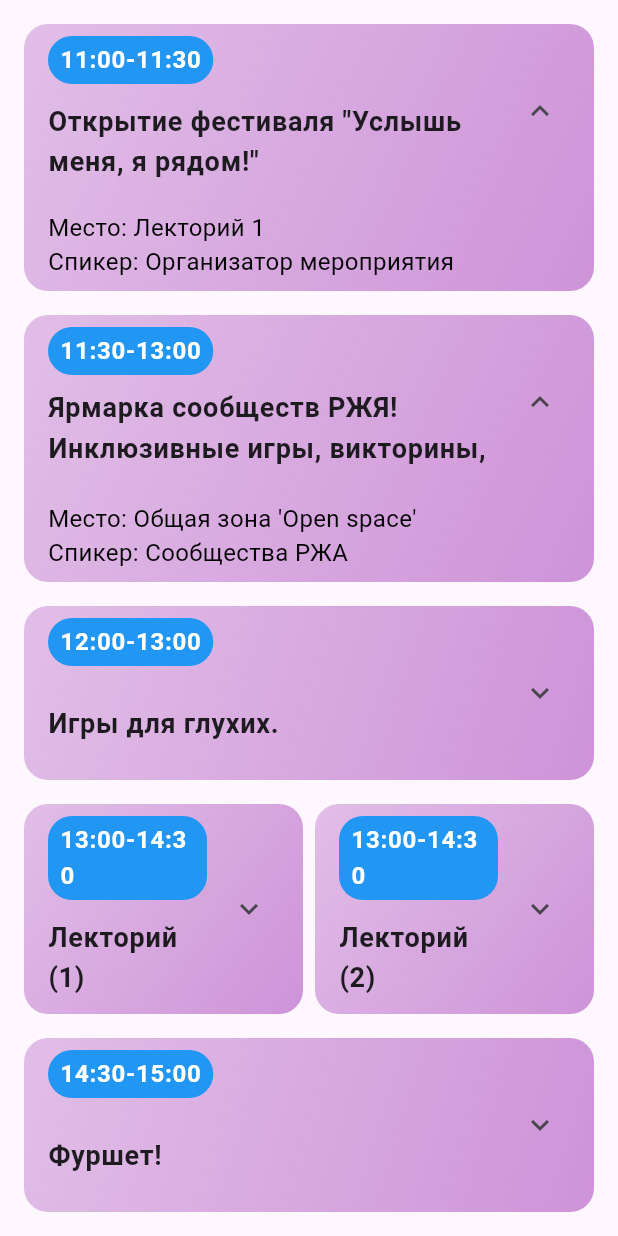
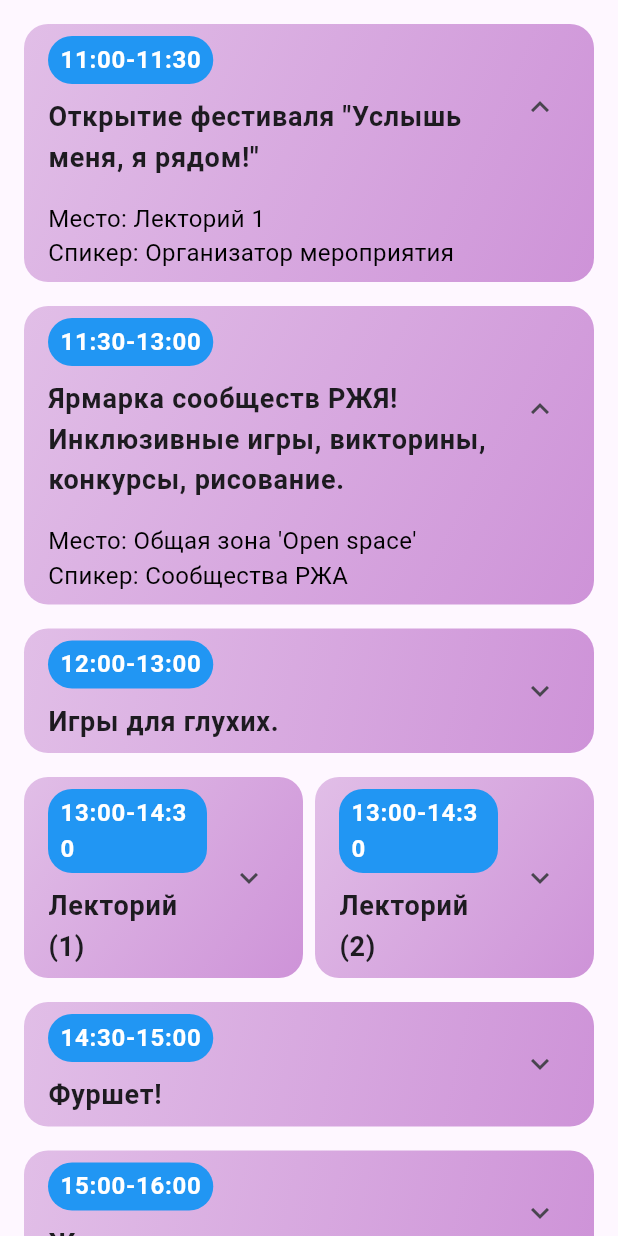
Before and after one commit to Gidrex/education-app, a Flutter app: the SchedulePage screen opened directly, after a tap on "11:00-11:30", after a tap on "11:30-13:00", on a phone screen of 412 x 824 dp. Run offline on Flutter 3.47's test engine with Material 3 defaults, Android fonts, the light colour scheme and no system bars; our stand-ins replace salomon_bottom_bar, webview_flutter.

Commit message:
fix strapping

```diff
--- a/lib/pages/schedule.dart
+++ b/lib/pages/schedule.dart
@@ -1,4 +1,3 @@
-
 import 'package:flutter/material.dart';
 
 class SchedulePage extends StatelessWidget {
@@ -110,6 +109,7 @@ class _ScheduleItemState extends State<ScheduleItem> {
           borderRadius: BorderRadius.circular(16.0),
         ),
         child: Column(
+          crossAxisAlignment: CrossAxisAlignment.start,
           children: [
             ListTile(
               title: Column(
@@ -130,17 +130,15 @@ class _ScheduleItemState extends State<ScheduleItem> {
                     ),
                   ),
                   SizedBox(height: 8.0),
-                  Container(
-                    height: 60.0,
-                    child: Align(
-                      alignment: Alignment.centerLeft,
+                  // Wrap the title text with Expanded or Flexible
+                  Flexible(
                     child: Text(
                       widget.title,
                       style: TextStyle(
                         fontSize: 18.0,
                         fontWeight: FontWeight.bold,
                       ),
-                      ),
+                      overflow: TextOverflow.visible, // Ensure the text is fully visible
                     ),
                   ),
                 ],
@@ -150,17 +148,13 @@ class _ScheduleItemState extends State<ScheduleItem> {
               : null,
             ),
             if (_isExpanded && shouldExpand)
-              Align(
-                alignment: Alignment.centerLeft,
-                child: Padding(
+            Padding(
               padding: const EdgeInsets.symmetric(horizontal: 16.0, vertical: 8.0),
               child: Text(
                 widget.details,
                 style: TextStyle(
                   fontSize: 16.0,
                   color: Colors.black,
-                    ),
-                    textAlign: TextAlign.left,
                 ),
               ),
             ),
```
Lines whose indentation alone changed are shown as unchanged.
